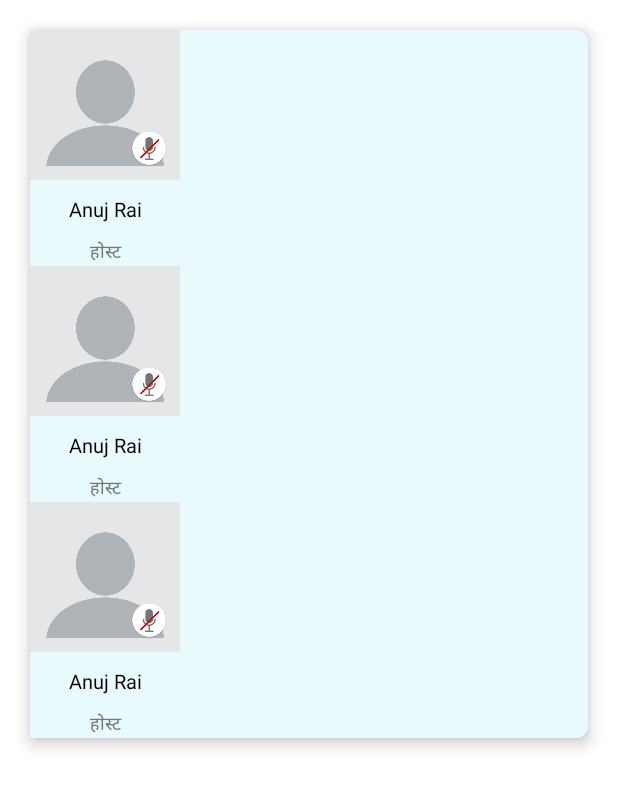
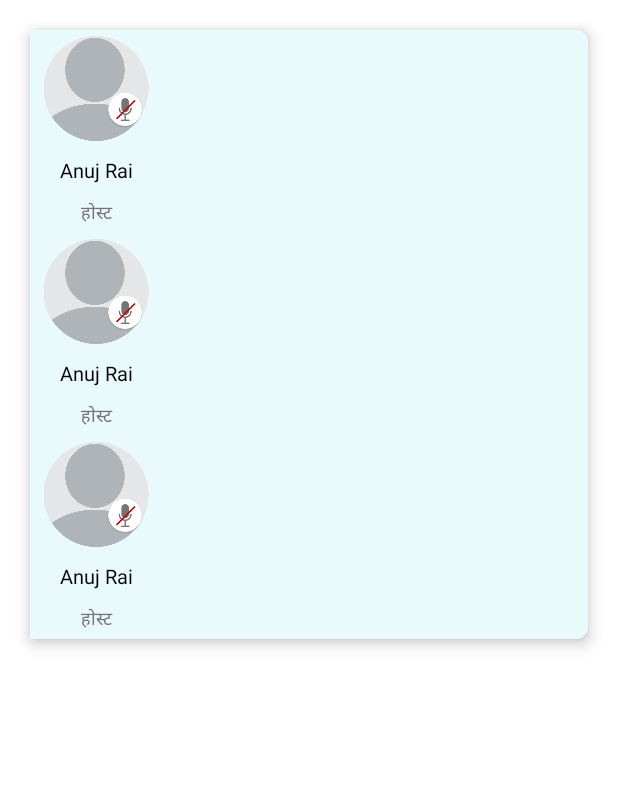
Before and after one commit to Anuj-Rai12/Internship_Task_btw_Feb_March, an Android app: the layout main_member_litem_layout.xml on its own in the app's theme, with its tools: preview values and no code run, on a phone screen of 412 x 824 dp. Shown: the top 788 px of the screen. Run offline under Robolectric (Android 15) with nearby library versions, the phone set to English and light mode, and no system bars; Roboto replaces fonts that are not available here.

Commit message:
Removed some bugs status:Success

```diff
--- a/app/src/main/java/com/example/relevel/adaptor/viewHolder/InnerRecyclerView.kt
+++ b/app/src/main/java/com/example/relevel/adaptor/viewHolder/InnerRecyclerView.kt
@@ -28,9 +28,10 @@ class InnerRecyclerView(private val itemClicked: ItemMemberClicked) :
         fun makeData(data: MemberWhile, itemClicked: ItemMemberClicked) {
             binding.apply {
                 if (data.type == null)
-                    profilePic.loadImage(AllConstString.getImageProfileUrl(data.u),20f)
+                    profilePic.loadImage(AllConstString.getImageProfileUrl(data.u), 40f)
                 else
                     profilePic.loadImage(AllConstString.getImageProfileUrl(data.u))
+
                 userNameTxt.text = data.n
                 userMicBtn.isVisible = data.mic
                 data.type?.let { userDescTxt.text = it } ?: userDescTxt.hide()
--- a/app/src/main/java/com/example/relevel/utils/UtilsFiles.kt
+++ b/app/src/main/java/com/example/relevel/utils/UtilsFiles.kt
@@ -38,8 +38,10 @@ fun ImageView.loadImage(url: String, round: Float? = null) {
         placeholder(R.drawable.blankprofile)
         crossfade(true)
         crossfade(1000)
-        if (round == null)
+        if (round == null) {
             transformations(CircleCropTransformation())
+            size(110,110)
+        }
         else
             transformations(RoundedCornersTransformation(round))
 
--- a/app/src/main/res/drawable/box_layout.xml
+++ b/app/src/main/res/drawable/box_layout.xml
@@ -2,5 +2,9 @@
 <shape xmlns:android="http://schemas.android.com/apk/res/android"
     android:shape="rectangle">
     <solid android:color="@color/light_sky_blue_color" />
-    <corners android:radius="8dp" />
+    <corners
+        android:bottomLeftRadius="8dp"
+        android:bottomRightRadius="8dp"
+        android:topLeftRadius="8dp"
+        android:topRightRadius="8dp" />
 </shape>
--- a/app/src/main/res/layout/audience_item_layout.xml
+++ b/app/src/main/res/layout/audience_item_layout.xml
@@ -4,9 +4,7 @@
     xmlns:tools="http://schemas.android.com/tools"
     android:layout_width="match_parent"
     android:layout_height="wrap_content"
-    android:layout_margin="20dp"
-    android:background="@drawable/box_layout"
-    android:backgroundTint="@color/white">
+    android:layout_margin="20dp">
 
     <androidx.recyclerview.widget.RecyclerView
         android:id="@+id/test"
--- a/app/src/main/res/layout/user_profile_item_layout.xml
+++ b/app/src/main/res/layout/user_profile_item_layout.xml
@@ -8,8 +8,9 @@
 
     <ImageView
         android:id="@+id/profile_pic"
-        android:layout_width="100dp"
-        android:layout_height="100dp"
+        android:layout_width="80dp"
+        android:layout_height="70dp"
+        android:layout_margin="4dp"
         android:contentDescription="@string/profile_txt"
         app:layout_constraintLeft_toLeftOf="parent"
         app:layout_constraintRight_toRightOf="parent"
@@ -55,6 +56,7 @@
         android:textAlignment="center"
         android:textColor="@color/grey_color"
         android:textSize="12sp"
+        android:paddingBottom="4dp"
         app:layout_constraintBottom_toBottomOf="parent"
         app:layout_constraintLeft_toLeftOf="@id/user_name_txt"
         app:layout_constraintRight_toRightOf="@id/user_name_txt"
```
Also changed, not shown: app/src/main/res/drawable/circle_for_layout.xml (deleted, +0 -9 lines), app/src/main/res/drawable/blankprofile.png.
